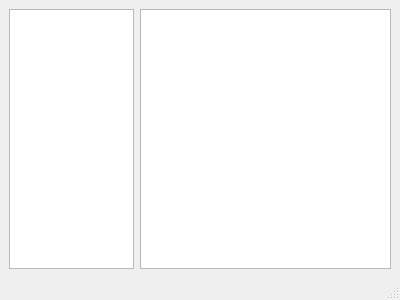
Before: the Qt Designer form File_Viewer/main_window.ui in AndresH18/cpp-playground, drawn with Qt 5.
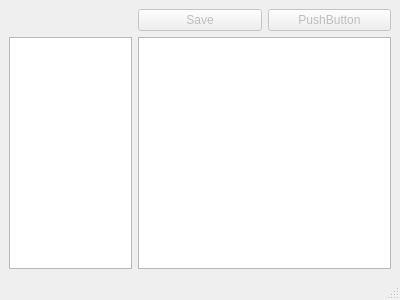
After: the same form once the commit is applied.

What changed in the file:
```diff
--- a/File_Viewer/main_window.ui
+++ b/File_Viewer/main_window.ui
@@ -14,13 +14,49 @@
    <string>Main_Window</string>
   </property>
   <widget class="QWidget" name="centralwidget">
-   <layout class="QGridLayout" name="gridLayout" columnstretch="1,2">
+   <layout class="QGridLayout" name="gridLayout" columnstretch="1,1,1">
+    <item row="1" column="1" colspan="2">
+     <widget class="QPlainTextEdit" name="plainTextEdit">
+      <property name="readOnly">
+       <bool>false</bool>
+      </property>
+     </widget>
+    </item>
+    <item row="0" column="1">
+     <widget class="QPushButton" name="saveButton">
+      <property name="enabled">
+       <bool>false</bool>
+      </property>
+      <property name="sizePolicy">
+       <sizepolicy hsizetype="Expanding" vsizetype="Fixed">
+        <horstretch>0</horstretch>
+        <verstretch>0</verstretch>
+       </sizepolicy>
+      </property>
+      <property name="text">
+       <string>Save</string>
+      </property>
+     </widget>
+    </item>
+    <item row="0" column="2">
+     <widget class="QPushButton" name="pushButton_2">
+      <property name="enabled">
+       <bool>false</bool>
+      </property>
+      <property name="sizePolicy">
+       <sizepolicy hsizetype="Expanding" vsizetype="Fixed">
+        <horstretch>0</horstretch>
+        <verstretch>0</verstretch>
+       </sizepolicy>
+      </property>
+      <property name="text">
+       <string>PushButton</string>
+      </property>
+     </widget>
+    </item>
     <item row="1" column="0">
      <widget class="QTreeView" name="treeView"/>
     </item>
-    <item row="1" column="1">
-     <widget class="QPlainTextEdit" name="plainTextEdit"/>
-    </item>
    </layout>
   </widget>
   <widget class="QMenuBar" name="menubar">
```
Left out of the diff: 2 changed lines with no effect on the pictures.
